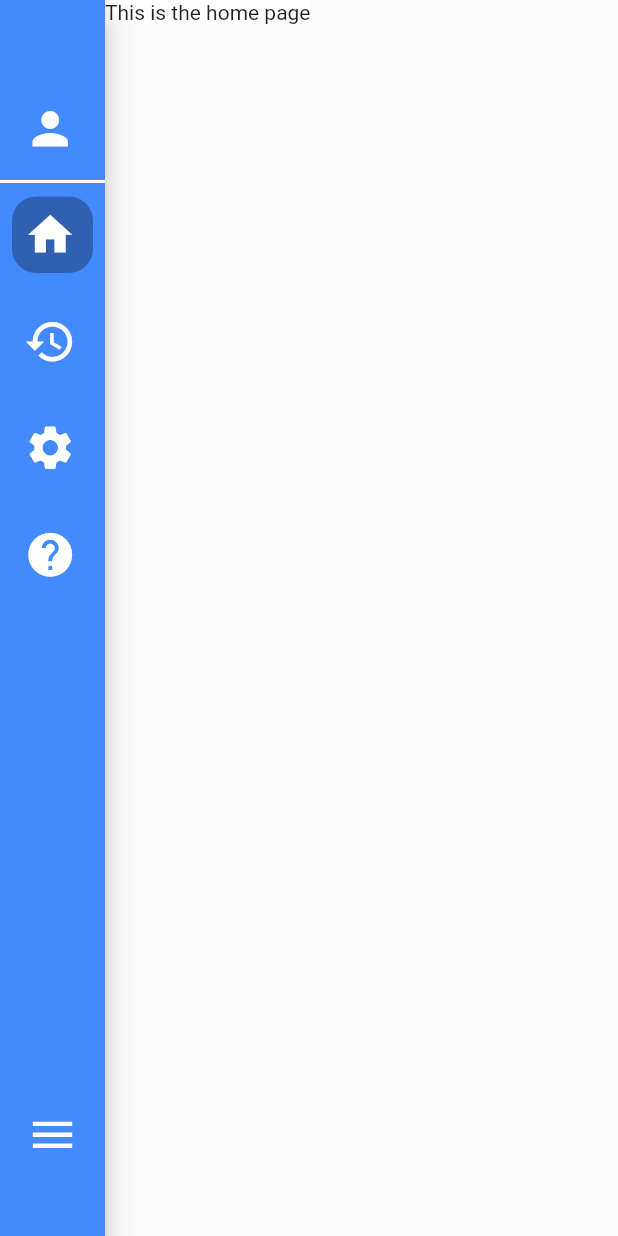
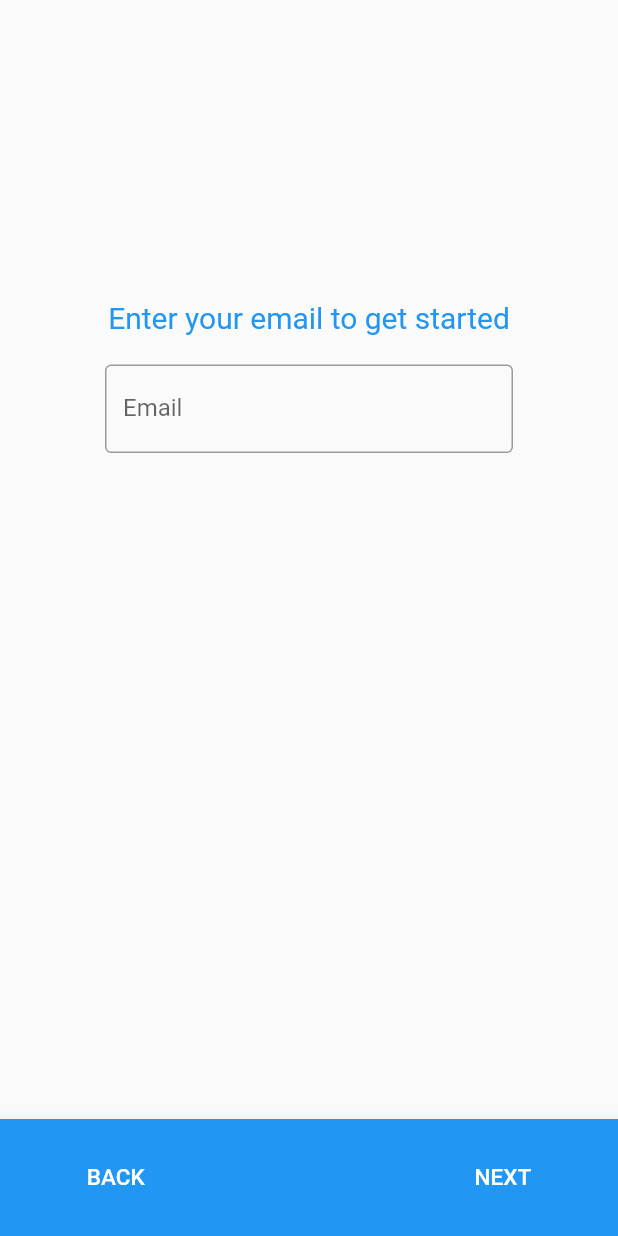
Before and after one commit to stewajos/team-justice-in-alloc, a Flutter app: the screen it shows after launch, on a phone screen of 412 x 824 dp. Run offline on Flutter 3.47's test engine with Material 2 defaults, Android fonts, the phone set to English and light mode, and no system bars; our stand-ins replace cloud_firestore; accounts and stored records are empty.

Commit message:
Email page in place
- Added the email page back to the application

```diff
--- a/lib/main.dart
+++ b/lib/main.dart
@@ -1,3 +1,4 @@
+import 'package:allocation_app/pages/email_entry_page/email_entry_page.dart';
 import 'package:allocation_app/widgets/navigation_drawer.dart';
 import 'package:flutter/material.dart';
 
@@ -28,9 +29,6 @@
 class _MyHomePageState extends State<MyHomePage> {
   @override
   Widget build(BuildContext context) {
-    return Scaffold(
-      body: NavigationDrawer(
-      )
-    );
+    return EmailEntryPage();
   }
 }
--- /dev/null
+++ b/lib/pages/email_entry_page/email_entry_page.dart
@@ -0,0 +1,62 @@
+import 'package:allocation_app/widgets/navigation_drawer.dart';
+import 'package:flutter/cupertino.dart';
+import 'package:flutter/material.dart';
+
+class EmailEntryPage extends StatelessWidget {
+  @override
+  Widget build(BuildContext context) {
+    TextEditingController emailController = new TextEditingController();
+    var emailInput;
+
+    return Scaffold(
+      body: Center(
+        child: Column(
+          mainAxisAlignment: MainAxisAlignment.center,
+          children: [
+            Padding(padding: EdgeInsets.only(top: 200),
+              child: Text("Enter your email to get started", style: TextStyle(color: Colors.blue, fontSize: 20),),),
+            Expanded(
+                child: Padding(
+                  padding: EdgeInsets.only(left: 70, right: 70, top: 20),
+                  child: TextField(
+                    controller: emailController,
+                    inputFormatters: [],
+                    decoration: InputDecoration(labelText: "Email", border: OutlineInputBorder(
+                      borderSide: BorderSide(color: Colors.blue, width: 3.0),
+                    )),
+                  ),
+                )
+            )
+          ],
+        ),
+      ),
+      bottomNavigationBar: BottomAppBar(
+        color: Colors.blue,
+        child: Row(
+          mainAxisAlignment: MainAxisAlignment.center,
+          children: [
+            FlatButton(
+              onPressed: null,
+              padding: EdgeInsets.all(30),
+              child: Text("BACK", style: TextStyle(color: Colors.white, fontSize: 15),),
+            ),
+            Padding(padding: EdgeInsets.only(left: 80, right: 80)),
+            FlatButton(onPressed:(){
+              emailInput = emailController.text;
+              Navigator.push(
+                  context,
+                  MaterialPageRoute(builder: (context) {
+                    return Scaffold(
+                        body: NavigationDrawer(
+                        )
+                    );
+                  }));
+            },
+                padding: EdgeInsets.all(30),
+                child: Text("NEXT", style: TextStyle(color: Colors.white, fontSize: 15),)),
+          ],
+        ),
+      ),
+    );
+  }
+}
```
